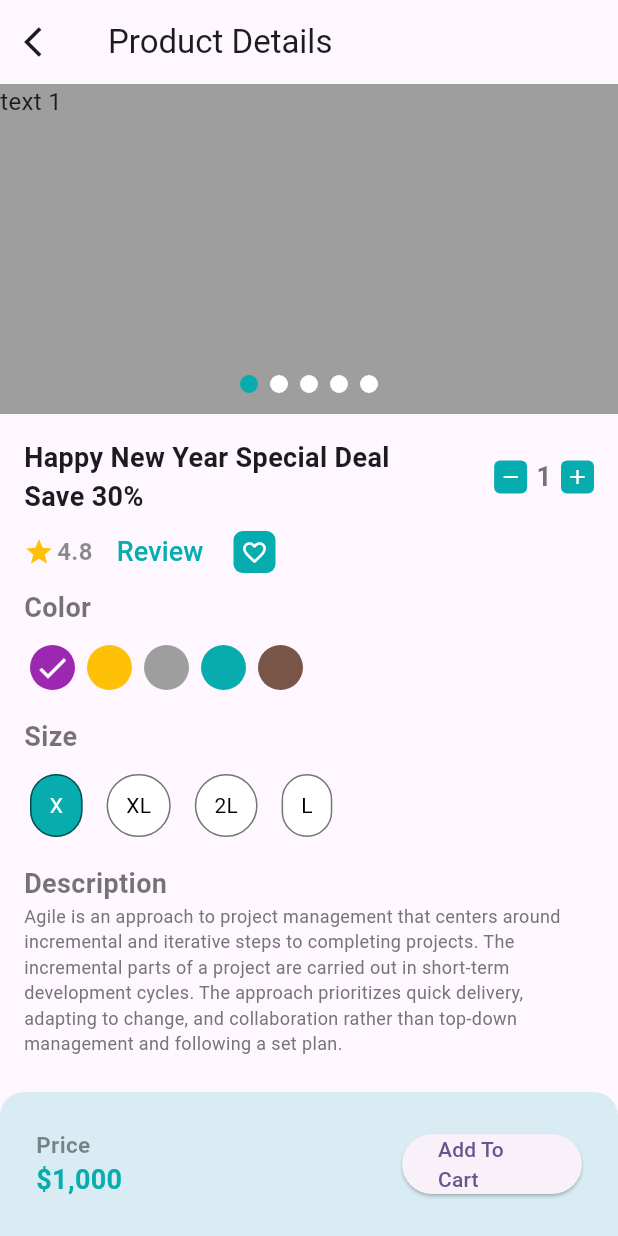
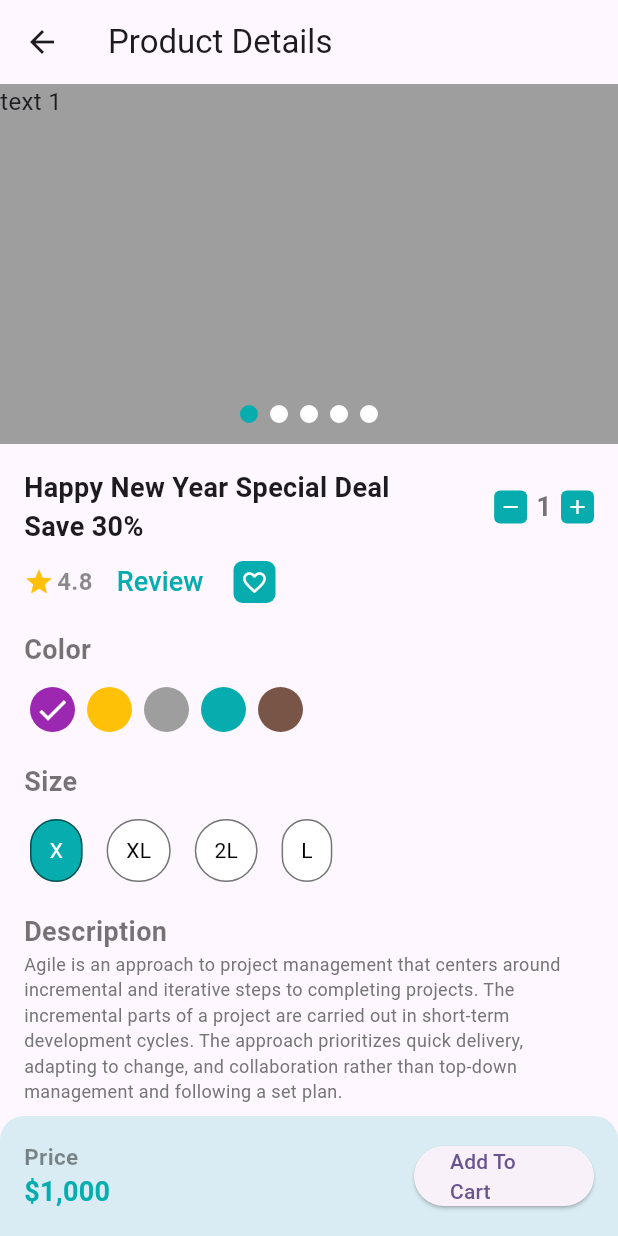
Before and after one commit to Ahmad61-6/craftybay, a Flutter app: the ProductDetailsScreen screen opened directly, on a phone screen of 412 x 824 dp. Run offline on Flutter 3.47's test engine with Material 3 defaults, Android fonts, the phone set to English and light mode, and no system bars; drawn by our look-alikes of carousel_slider; our stand-ins replace get, pin_code_fields.

Commit message:
Done on Product Details Screen.

```diff
--- a/lib/presentation/ui/screens/product_details_screen.dart
+++ b/lib/presentation/ui/screens/product_details_screen.dart
@@ -1,11 +1,9 @@
-import 'package:crafty_bay/presentation/ui/screens/home_screen.dart';
 import 'package:crafty_bay/presentation/ui/utility/app_colors.dart';
 import 'package:crafty_bay/presentation/ui/widgets/custom_product_item_count.dart';
 import 'package:crafty_bay/presentation/ui/widgets/product_details/color_selector.dart';
 import 'package:crafty_bay/presentation/ui/widgets/product_details/product_image_carousel.dart';
 import 'package:crafty_bay/presentation/ui/widgets/product_details/size_selector.dart';
 import 'package:flutter/material.dart';
-import 'package:get/get.dart';
 
 class ProductDetailsScreen extends StatefulWidget {
   const ProductDetailsScreen({super.key});
@@ -29,12 +27,6 @@ class _ProductDetailsScreenState extends State<ProductDetailsScreen> {
     return Scaffold(
       appBar: AppBar(
         title: const Text('Product Details'),
-        leading: IconButton(
-          icon: const Icon(Icons.arrow_back_ios),
-          onPressed: () {
-            Get.offAll(const HomeScreen());
-          },
-        ),
       ),
       body: Column(
         children: [
@@ -43,7 +35,19 @@ class _ProductDetailsScreenState extends State<ProductDetailsScreen> {
               child: Column(
                 children: [
                   const ProductImageCarousel(),
-                  Padding(
+                  productDetailsBody,
+                ],
+              ),
+            ),
+          ),
+          priceAndAddToCartSection,
+        ],
+      ),
+    );
+  }
+
+  Padding get productDetailsBody {
+    return Padding(
       padding: const EdgeInsets.all(16.0),
       child: Column(
         crossAxisAlignment: CrossAxisAlignment.start,
@@ -61,7 +65,65 @@ class _ProductDetailsScreenState extends State<ProductDetailsScreen> {
               CustomProductItemCount(),
             ],
           ),
-                        Row(
+          ratingAndReview,
+          const SizedBox(
+            height: 8,
+          ),
+          const Text(
+            'Color',
+            style: TextStyle(
+                fontSize: 18,
+                fontWeight: FontWeight.w600,
+                color: Colors.black54),
+          ),
+          const SizedBox(
+            height: 8,
+          ),
+          ColorSelector(
+              colors: colors,
+              onChange: (selectedColor) {
+                _selectedColor = selectedColor;
+              }),
+          const SizedBox(
+            height: 16,
+          ),
+          const Text(
+            'Size',
+            style: TextStyle(
+                fontSize: 18,
+                fontWeight: FontWeight.w600,
+                color: Colors.black54),
+          ),
+          const SizedBox(
+            height: 8,
+          ),
+          SizeSelector(
+            sizes: sizes,
+            onChange: (selectedSize) {},
+          ),
+          const SizedBox(
+            height: 16,
+          ),
+          const Text(
+            'Description',
+            style: TextStyle(
+                fontSize: 18,
+                fontWeight: FontWeight.w600,
+                color: Colors.black54),
+          ),
+          Text(
+            'Agile is an approach to project management that centers around incremental and iterative steps to completing projects. '
+            'The incremental parts of a project are carried out in short-term development cycles.'
+            ' The approach prioritizes quick delivery, adapting to change, and collaboration rather than top-down management and following a set plan.',
+            style: TextStyle(fontSize: 12, color: Colors.grey.shade600),
+          )
+        ],
+      ),
+    );
+  }
+
+  Row get ratingAndReview {
+    return Row(
       children: [
         const Icon(
           Icons.star,
@@ -74,9 +136,7 @@ class _ProductDetailsScreenState extends State<ProductDetailsScreen> {
         const Text(
           '4.8',
           style: TextStyle(
-                                  fontSize: 16,
-                                  fontWeight: FontWeight.w600,
-                                  color: Colors.black45),
+              fontSize: 16, fontWeight: FontWeight.w600, color: Colors.black45),
         ),
         const SizedBox(
           width: 4,
@@ -108,71 +168,12 @@ class _ProductDetailsScreenState extends State<ProductDetailsScreen> {
           ),
         ),
       ],
-                        ),
-                        const Text(
-                          'Color',
-                          style: TextStyle(
-                              fontSize: 18,
-                              fontWeight: FontWeight.w600,
-                              color: Colors.black54),
-                        ),
-                        const SizedBox(
-                          height: 8,
-                        ),
-                        ColorSelector(
-                            colors: colors,
-                            onChange: (selectedColor) {
-                              _selectedColor = selectedColor;
-                            }),
-                        const SizedBox(
-                          height: 14,
-                        ),
-                        const Text(
-                          'Size',
-                          style: TextStyle(
-                              fontSize: 18,
-                              fontWeight: FontWeight.w600,
-                              color: Colors.black54),
-                        ),
-                        const SizedBox(
-                          height: 8,
-                        ),
-                        SizeSelector(
-                          sizes: sizes,
-                          onChange: (selectedSize) {},
-                        ),
-                        const SizedBox(
-                          height: 14,
-                        ),
-                        const Text(
-                          'Description',
-                          style: TextStyle(
-                              fontSize: 18,
-                              fontWeight: FontWeight.w600,
-                              color: Colors.black54),
-                        ),
-                        Text(
-                          'Agile is an approach to project management that centers around incremental and iterative steps to completing projects. '
-                          'The incremental parts of a project are carried out in short-term development cycles.'
-                          ' The approach prioritizes quick delivery, adapting to change, and collaboration rather than top-down management and following a set plan.',
-                          style: TextStyle(
-                              fontSize: 12, color: Colors.grey.shade600),
-                        )
-                      ],
-                    ),
-                  ),
-                ],
-              ),
-            ),
-          ),
-          priceAndAddToCartSection,
-        ],
-      ),
     );
   }
 
   Container get priceAndAddToCartSection {
     return Container(
+      padding: const EdgeInsets.all(16),
       decoration: BoxDecoration(
         color: AppColors.primaryColor.withOpacity(.15),
         borderRadius: const BorderRadius.only(
@@ -180,8 +181,6 @@ class _ProductDetailsScreenState extends State<ProductDetailsScreen> {
           topLeft: Radius.circular(16),
         ),
       ),
-      child: Padding(
-        padding: const EdgeInsets.all(24.0),
       child: Row(
         mainAxisAlignment: MainAxisAlignment.spaceBetween,
         children: [
@@ -219,7 +218,6 @@ class _ProductDetailsScreenState extends State<ProductDetailsScreen> {
           ),
         ],
       ),
-      ),
     );
   }
 }
--- a/lib/presentation/ui/widgets/product_details/product_image_carousel.dart
+++ b/lib/presentation/ui/widgets/product_details/product_image_carousel.dart
@@ -22,7 +22,7 @@ class _ProductImageCarouselState extends State<ProductImageCarousel> {
       children: [
         CarouselSlider(
           options: CarouselOptions(
-            height: widget.height ?? 220.0,
+            height: widget.height ?? 240.0,
             onPageChanged: (index, reason) {
               _currentIndex.value = index;
             },
```
Lines whose indentation alone changed are shown as unchanged.
